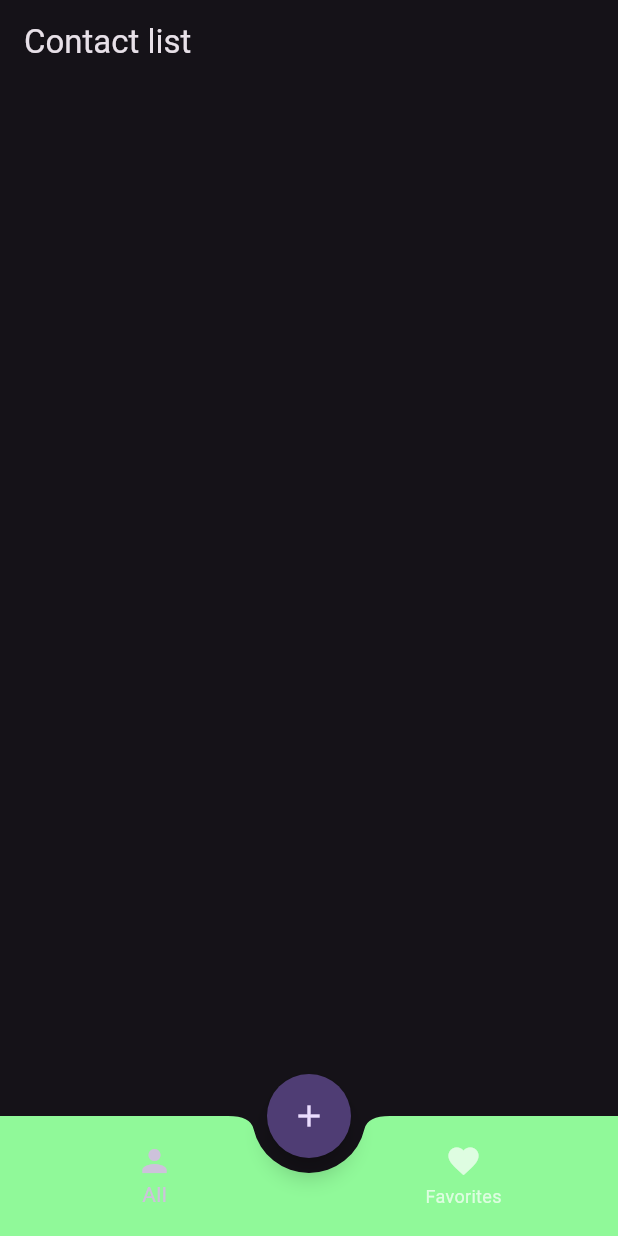
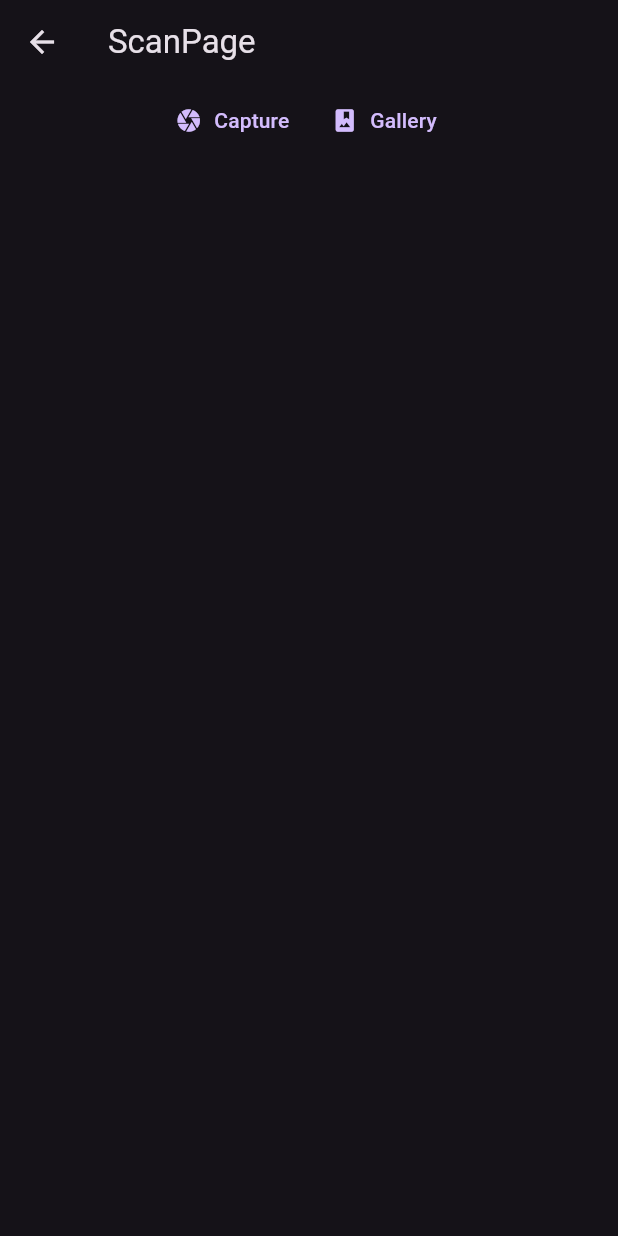
Before and after one commit to trismagp/card_holder, a Flutter app: the screen it shows after launch, after a tap on the "add" icon, on a phone screen of 412 x 824 dp. Run offline on Flutter 3.47's test engine with Material 3 defaults, Android fonts, the phone set to English and light mode, and no system bars; our stand-ins replace go_router.

Commit message:
Add ScanPage

```diff
--- a/lib/main.dart
+++ b/lib/main.dart
@@ -1,4 +1,5 @@
 import 'package:card_holder/pages/home_page.dart';
+import 'package:card_holder/pages/scan_page.dart';
 import 'package:flutter/material.dart';
 import 'package:go_router/go_router.dart';
 
@@ -31,6 +32,13 @@
         name: HomePage.routeName,
         path: HomePage.routeName,
         builder: (context, state) => const HomePage(),
+        routes: [
+          GoRoute(
+            name: ScanPage.routeName,
+            path: ScanPage.routeName,
+            builder: (context, state) => ScanPage(),
+          ),
+        ],
       ),
     ],
   );
--- a/lib/pages/home_page.dart
+++ b/lib/pages/home_page.dart
@@ -1,4 +1,6 @@
+import 'package:card_holder/pages/scan_page.dart';
 import 'package:flutter/material.dart';
+import 'package:go_router/go_router.dart';
 
 class HomePage extends StatefulWidget {
   static const String routeName = '/';
@@ -16,7 +18,9 @@
       appBar: AppBar(title: const Text('Contact list')),
       floatingActionButtonLocation: FloatingActionButtonLocation.centerDocked,
       floatingActionButton: FloatingActionButton(
-        onPressed: () {},
+        onPressed: () {
+          context.goNamed(ScanPage.routeName);
+        },
         shape: const CircleBorder(),
         child: const Icon(Icons.add),
       ),
--- /dev/null
+++ b/lib/pages/scan_page.dart
@@ -0,0 +1,37 @@
+import 'package:flutter/material.dart';
+
+class ScanPage extends StatefulWidget {
+  static const String routeName = 'scan';
+  const ScanPage({super.key});
+
+  @override
+  State<ScanPage> createState() => _ScanPageState();
+}
+
+class _ScanPageState extends State<ScanPage> {
+  @override
+  Widget build(BuildContext context) {
+    return Scaffold(
+      appBar: AppBar(title: const Text('ScanPage')),
+      body: ListView(
+        children: [
+          Row(
+            mainAxisAlignment: MainAxisAlignment.center,
+            children: [
+              TextButton.icon(
+                onPressed: () {},
+                icon: const Icon(Icons.camera),
+                label: const Text('Capture'),
+              ),
+              TextButton.icon(
+                onPressed: () {},
+                icon: const Icon(Icons.photo_album),
+                label: const Text('Gallery'),
+              ),
+            ],
+          ),
+        ],
+      ),
+    );
+  }
+}
```
